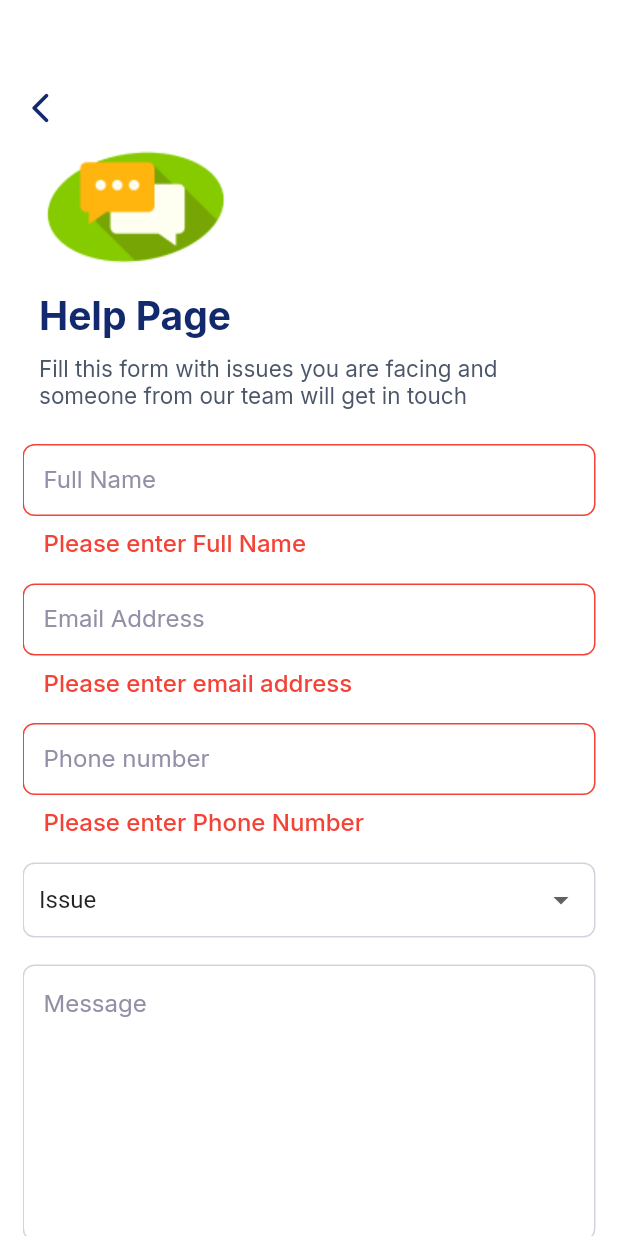
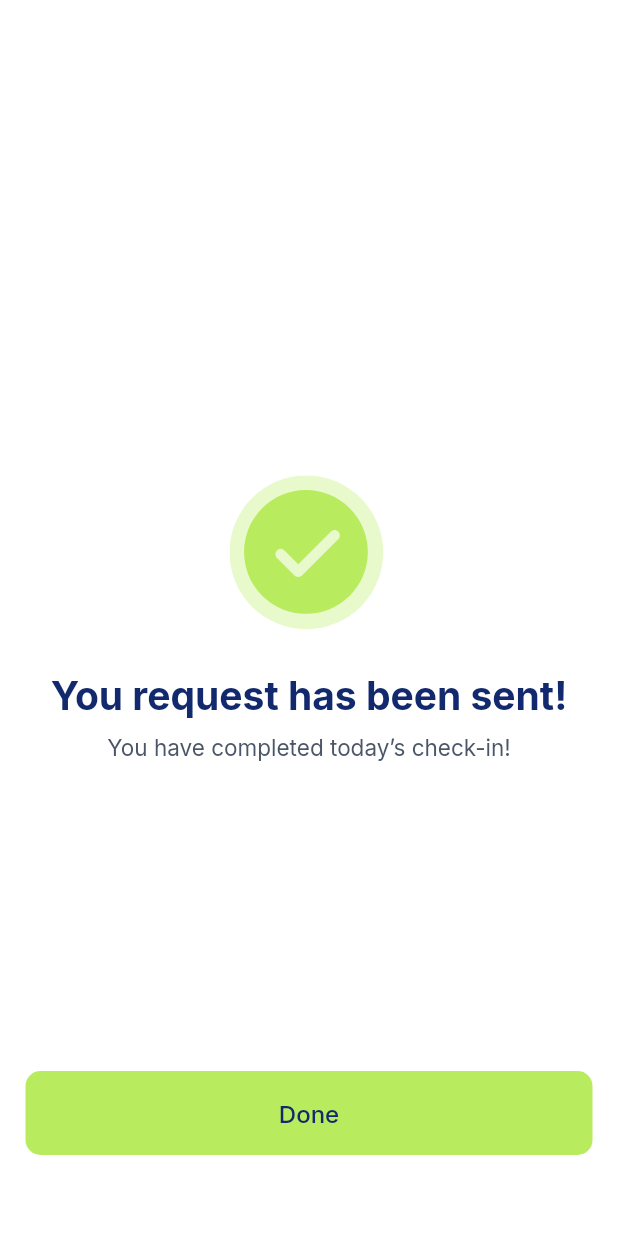
Before and after one commit to kunal1325/hibiscus_health, a Flutter app: the HelpUsView screen opened by its route, after a tap on "Next", on a phone screen of 412 x 824 dp. Run offline on Flutter 3.47's test engine with Material 2 defaults, Android fonts, the phone set to English and light mode, and no system bars; our stand-ins replace drop_shadow, flutter_screenutil, flutter_spinkit, flutter_svg, get, get_storage and 1 more; missing offline and left inert: country_pickers, phone_number; accounts and stored records are empty.

Commit message:
Stage 2 Completed

```diff
--- a/lib/app/modules/help_us/controllers/help_us_controller.dart
+++ b/lib/app/modules/help_us/controllers/help_us_controller.dart
@@ -69,8 +69,8 @@ class HelpUsController extends GetxController {
     }
     isLoading.value = false;
   }
-  void navigateToSignUp(){
-    Get.off(SignUpView());
+  void navigateToRequestSubmitted(){
+    Get.off(RequestSubmittedView());
   }
 
 
--- a/lib/app/modules/help_us/views/help_us_view.dart
+++ b/lib/app/modules/help_us/views/help_us_view.dart
@@ -291,7 +291,7 @@ class HelpUsView extends GetView<HelpUsController> {
                       padding: EdgeInsets.only(bottom: MediaQuery.of(context).viewInsets.bottom),
                       child: InkWell(
                           onTap: () {
-                            controller.checkConnectivity();
+                            controller.navigateToRequestSubmitted();
                           },
                           child: CustomButtons(
                             weight: Get.width- 40,
--- /dev/null
+++ b/lib/app/modules/help_us/views/request_sent_view.dart
@@ -0,0 +1,83 @@
+import '../../../../import.dart';
+
+class RequestSubmittedView extends GetView<HelpUsController> {
+  const RequestSubmittedView({super.key});
+
+  @override
+  Widget build(BuildContext context) {
+    return GetBuilder<HelpUsController>(
+      init: HelpUsController(),
+      builder: (controller) => WillPopScope(
+        onWillPop: () => showExitPopup(Get.context),
+        child: Scaffold(
+          backgroundColor: AppColors.white,
+          resizeToAvoidBottomInset: false,
+          body: Stack(
+            alignment: Alignment.topCenter,
+            children: [
+              Container(
+                width: MediaQuery.of(context).size.width,
+                height: MediaQuery.of(context).size.height,
+                padding: EdgeInsets.symmetric(horizontal: 15),
+                child: Column(
+                  crossAxisAlignment: CrossAxisAlignment.center,
+                  mainAxisAlignment: MainAxisAlignment.center,
+                  children: [
+                    Utils.assetSVGImage(AppImages.checked, height: 106, width: 106),
+                    SizedBox(height: 25,),
+                    Padding(
+                      padding: const EdgeInsets.symmetric(horizontal: 11),
+                      child: Text(
+                        Strings.requestSent,
+                        style: GoogleFonts.inter(
+                          fontSize: 26,
+                          fontWeight: FontWeight.bold,
+                          color: AppColors.kPrimaryColor,
+                        ),
+                      ),
+                    ),
+                    SizedBox(height: 10,),
+                    Padding(
+                      padding: const EdgeInsets.symmetric(horizontal: 11),
+                      child: Text(
+                        Strings.requestSentDescription,
+                        style: GoogleFonts.inter(
+                          fontSize: 15,
+                          fontWeight: FontWeight.w400,
+                          color: AppColors.kPrimaryColorText,
+                        ),
+                      ),
+                    ),
+                  ],
+                ),
+              ),
+              Positioned(
+                  bottom: 57,
+                  child: Padding(
+                    padding: EdgeInsets.only(bottom: MediaQuery.of(context).viewInsets.bottom),
+                    child: InkWell(
+                        onTap: () {
+                          Get.off(WelcomeView());
+                        },
+                        child: CustomButtons(
+                          weight: Get.width- 40,
+                          height: 50,
+                          color: AppColors.kSecColor,
+                          shadowColor: AppColors.kSecColor,
+                          borderRadius: 10,
+                          title: Strings.done,
+                          fontSize: 16,
+                          fontWeight: FontWeight.w500,
+                          fontColor: AppColors.kPrimaryColor,
+                          withShadow: false,
+                        )
+                    ),
+                  ),
+              ),
+            ],
+          ),
+        ),
+      ),
+    );
+  }
+}
--- a/lib/app/modules/sign_up/controllers/sign_up_controller.dart
+++ b/lib/app/modules/sign_up/controllers/sign_up_controller.dart
@@ -231,7 +231,7 @@ class SignUpController extends GetxController {
     Get.off(SignInView());
   }
   void navigateToGetHelp(){
-    Get.toNamed("/home");
+    Get.toNamed("/helpUs");
   }
   void navigateToPrivacyFirst(){
     Get.toNamed("/privacyFirst");
@@ -249,5 +249,9 @@ class SignUpController extends GetxController {
     Get.offNamedUntil("/signUp", (route) => false);
   }
 
+  navigateToStartMyJourney(){
+    Get.off(StartMyJourneyView());
+  }
+
 
 }
--- a/lib/app/modules/sign_up/views/complete_profile.dart
+++ b/lib/app/modules/sign_up/views/complete_profile.dart
@@ -328,7 +328,7 @@ class CompleteProfileView extends GetView<SignUpController> {
                         padding: EdgeInsets.only(bottom: MediaQuery.of(context).viewInsets.bottom),
                         child: InkWell(
                             onTap: () {
-                              // controller.checkConnectivity();
+                              controller.navigateToStartMyJourney();
                             },
                             child: CustomButtons(
                               weight: Get.width- 40,
--- a/lib/app/routes/app_pages.dart
+++ b/lib/app/routes/app_pages.dart
@@ -71,5 +71,9 @@ abstract class AppPages {
       page: () => HelpUsView(),
       binding: HelpUsBinding(),
     ),
+    GetPage(
+      name: _Paths.requestSubmitted,
+      page: () => RequestSubmittedView(),
+    ),
   ];
 }
--- a/lib/app/routes/app_routes.dart
+++ b/lib/app/routes/app_routes.dart
@@ -2,7 +2,7 @@ part of 'app_pages.dart';
 // DO NOT EDIT. This is code generated via package:get_cli/get_cli.dart
 
 abstract class Routes {
-  static const landingScreen = _Paths.helpUs  ;
+  static const landingScreen = _Paths.splash  ;
 }
 
 abstract class _Paths {
@@ -19,4 +19,5 @@ abstract class _Paths {
   static const updatePassword = '/updatePassword';
   static const processToLogin = '/processToLogin';
   static const helpUs = '/helpUs';
+  static const requestSubmitted = '/requestSubmitted';
 }
--- a/lib/import.dart
+++ b/lib/import.dart
@@ -107,3 +107,4 @@ export 'app/modules/reset_password/views/proceed_to_login.dart';
 export 'app/modules/help_us/bindings/help_us_binding.dart';
 export 'app/modules/help_us/controllers/help_us_controller.dart';
 export 'app/modules/help_us/views/help_us_view.dart';
+export 'app/modules/help_us/views/request_sent_view.dart';
```
